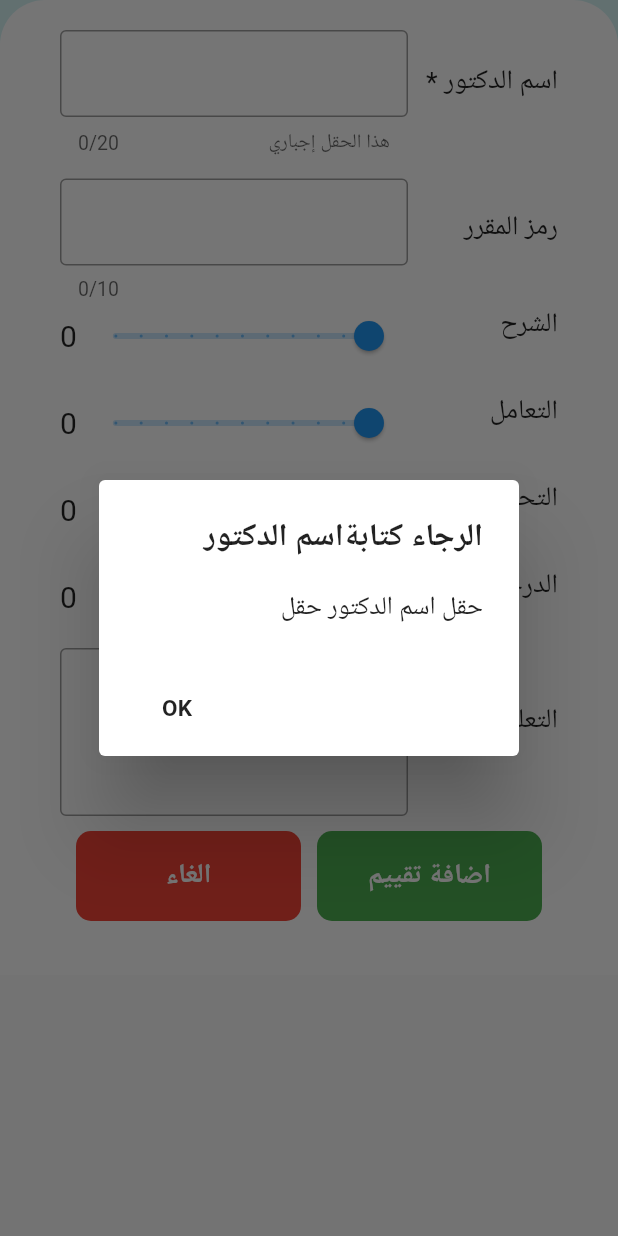
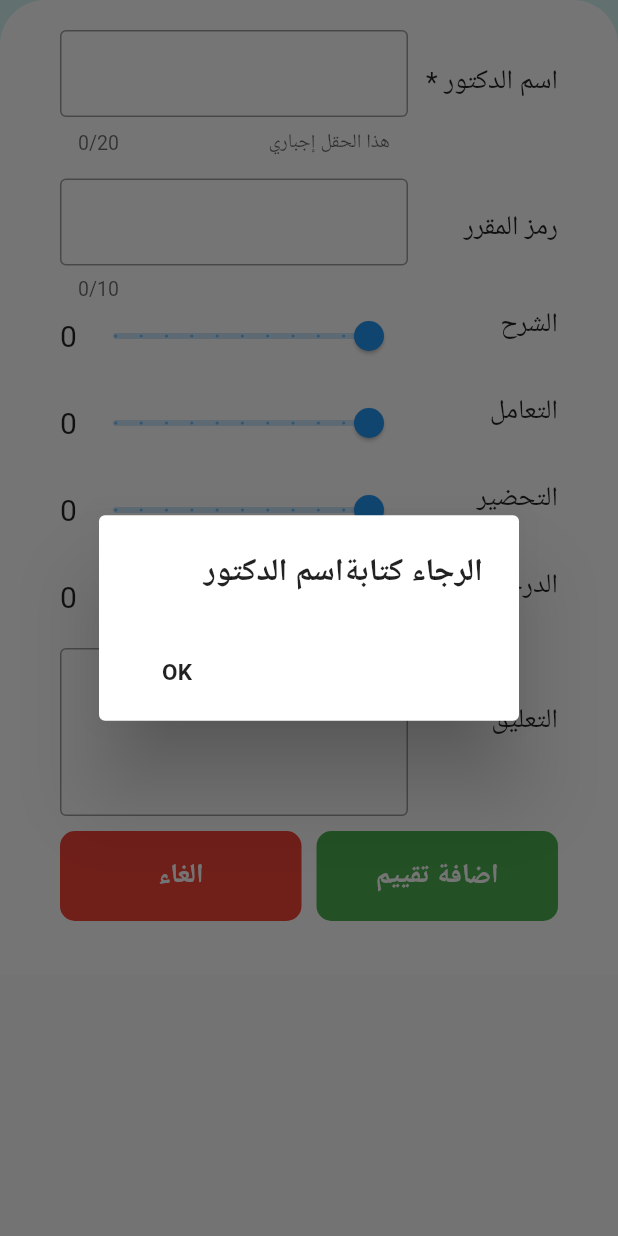
Before and after one commit to EidAlmutairi0/takyeem, a Flutter app: the AddDoctorScreen widget shown alone on an empty page, opened directly, after a tap on "اضافة تقييم", on a phone screen of 412 x 824 dp. Run offline on Flutter 3.47's test engine with Material 2 defaults, Android fonts, the phone set to English and light mode, and no system bars; our stand-ins replace auto_animated, google_fonts; Roboto replaces fonts that are missing (Almarai).

```diff
--- a/lib/add_doctor_screen.dart
+++ b/lib/add_doctor_screen.dart
@@ -284,7 +284,8 @@ class _AddDoctorScreenState extends State<AddDoctorScreen> {
                 Row(
                   mainAxisAlignment: MainAxisAlignment.spaceEvenly,
                   children: <Widget>[
-                    Container(
+                    Expanded(
+                      child: Container(
                         decoration: BoxDecoration(
                           borderRadius: BorderRadius.circular(10),
                           color: Colors.green,
@@ -300,8 +301,8 @@ class _AddDoctorScreenState extends State<AddDoctorScreen> {
                                       context: context,
                                       builder: (BuildContext context) {
                                         return AlertDialog(
-                                        title: Text("الرجاء كتابةاسم الدكتور"),
-                                        content: Text("حقل اسم الدكتور حقل"),
+                                          title:
+                                              Text("الرجاء كتابةاسم الدكتور"),
                                           actions: <Widget>[
                                             FlatButton(
                                               child: Text("OK"),
@@ -325,7 +326,12 @@ class _AddDoctorScreenState extends State<AddDoctorScreen> {
                           ),
                         ),
                       ),
-                    Container(
+                    ),
+                    SizedBox(
+                      width: 10,
+                    ),
+                    Expanded(
+                      child: Container(
                         decoration: BoxDecoration(
                           borderRadius: BorderRadius.circular(10),
                           color: Colors.red,
@@ -345,6 +351,7 @@ class _AddDoctorScreenState extends State<AddDoctorScreen> {
                           ),
                         ),
                       ),
+                    ),
                   ],
                 ),
               ],
```
Lines whose indentation alone changed are shown as unchanged.
